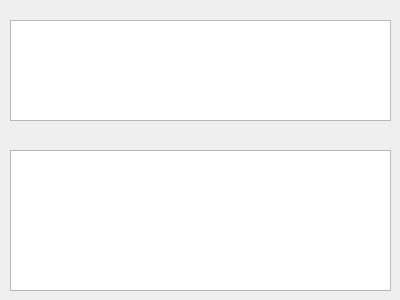
Qt form console.ui (nahuelmol/ves) before a commit.
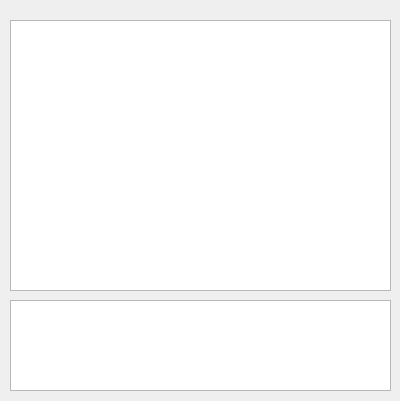
The same form after that commit.

Patch:
```diff
--- a/console.ui
+++ b/console.ui
@@ -7,7 +7,7 @@
     <x>0</x>
     <y>0</y>
     <width>400</width>
-    <height>300</height>
+    <height>401</height>
    </rect>
   </property>
   <property name="windowTitle">
@@ -17,9 +17,9 @@
    <property name="geometry">
     <rect>
      <x>10</x>
-     <y>150</y>
+     <y>300</y>
      <width>381</width>
-     <height>141</height>
+     <height>91</height>
     </rect>
    </property>
   </widget>
@@ -29,7 +29,7 @@
      <x>10</x>
      <y>20</y>
      <width>381</width>
-     <height>101</height>
+     <height>271</height>
     </rect>
    </property>
   </widget>
```
